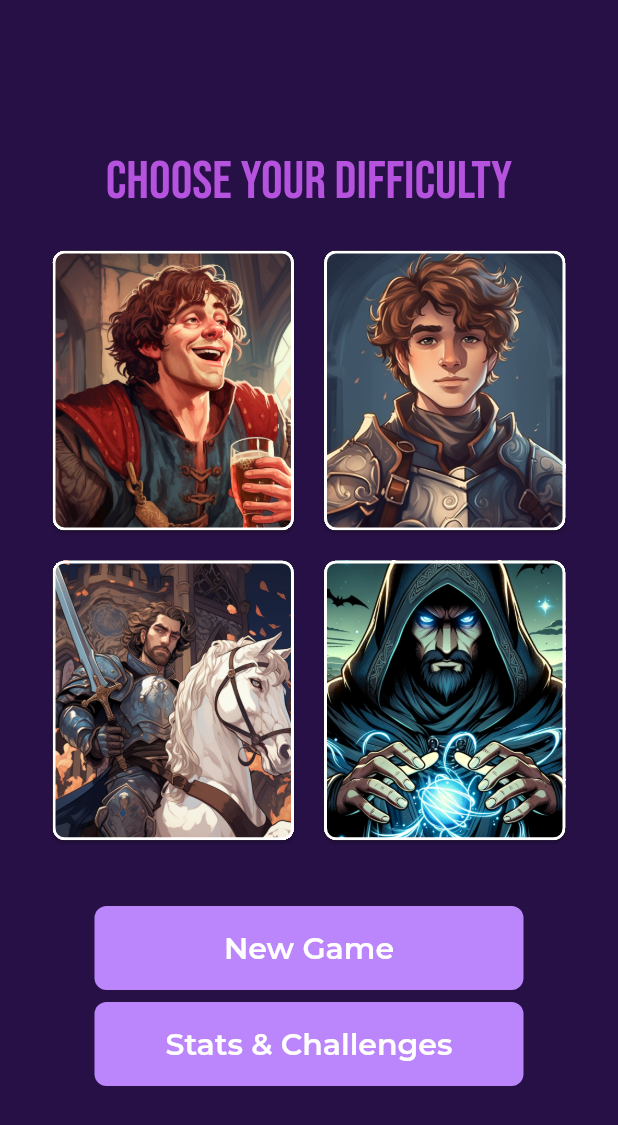
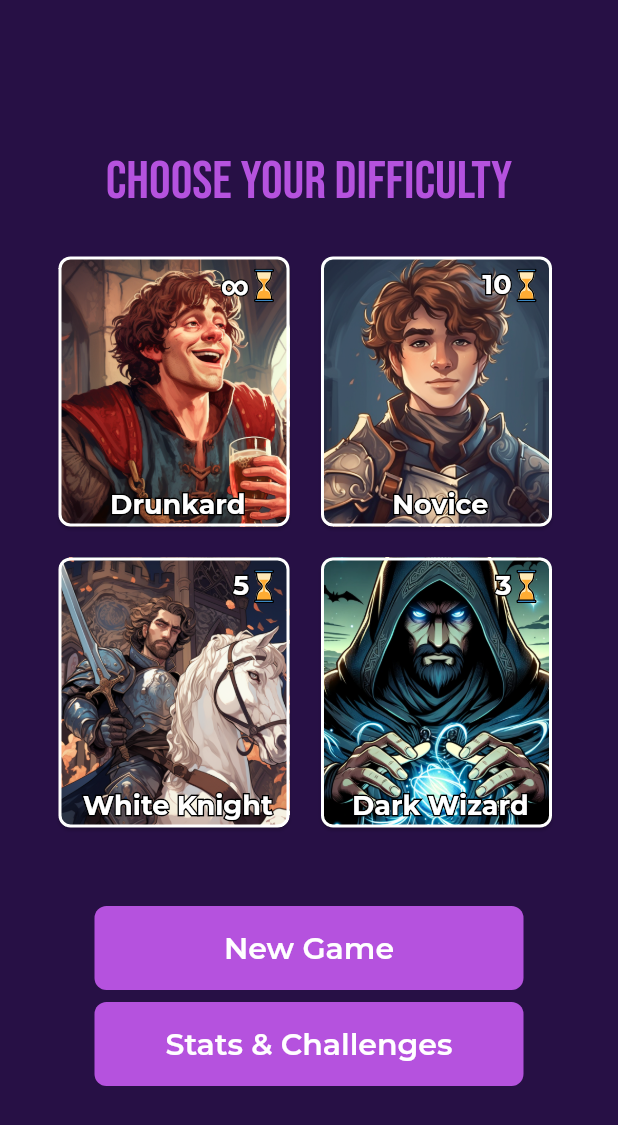
Before and after one commit to danielmrrk/CS-50-Final-Project-Tick-Tack, a Flutter app: the screen it shows after launch, on a phone screen of 412 x 824 dp. Shown: the top 1125 px of the screen. Run offline on Flutter 3.47's test engine with Material 2 defaults, Android fonts, the phone set to English and light mode, and no system bars; our stand-ins replace flutter_svg, google_fonts.

Commit message:
Colors (#1)
color theme, text theme, main_screen complete + cleaner code,

```diff
--- /dev/null
+++ b/lib/general/theme/color_theme.dart
@@ -0,0 +1,7 @@
+import 'package:flutter/material.dart';
+
+class TTColorTheme {
+  static const background = Color(0xff271045);
+  static const onBackground = Color(0xffb552de);
+  static const highlight = Color(0xffffd700);
+}
--- /dev/null
+++ b/lib/general/theme/text_theme.dart
@@ -0,0 +1,46 @@
+import 'package:flutter/material.dart';
+import 'package:google_fonts/google_fonts.dart';
+
+class TTTextTheme {
+  static final strikingTitle = GoogleFonts.bebasNeue(
+    fontSize: 36,
+    color: const Color(0xffB552DE),
+    fontWeight: FontWeight.w400,
+  );
+
+  static final strokeBody = GoogleFonts.montserrat(
+      fontSize: 18,
+      fontWeight: FontWeight.bold,
+      foreground: Paint()
+        ..style = PaintingStyle.stroke
+        ..strokeWidth = 2
+        ..color = Colors.black);
+
+  static final bodyLarge = GoogleFonts.montserrat(
+    fontSize: 18,
+    fontWeight: FontWeight.bold,
+    color: Colors.white,
+  );
+}
+
+class StrokeText {
+  StrokeText({required this.text, this.body}) {
+    body = Align(
+      alignment: Alignment.center,
+      child: Stack(
+        children: [
+          Text(
+            text,
+            style: TTTextTheme.strokeBody,
+          ),
+          Text(
+            text,
+            style: TTTextTheme.bodyLarge,
+          )
+        ],
+      ),
+    );
+  }
+  final String text;
+  Widget? body;
+}
--- a/lib/main.dart
+++ b/lib/main.dart
@@ -1,7 +1,5 @@
 import 'package:flutter/material.dart';
 import 'package:tic_tac/main_sceen/main_screen.dart';
-
-const ColorScheme kColorScheme = ColorScheme.dark(background: Color(0xff271045), onBackground: Color(0xff271045));
 
 void main() {
   runApp(const TicTacApp());
@@ -14,7 +12,14 @@ class TicTacApp extends StatelessWidget {
   Widget build(BuildContext context) {
     return MaterialApp(
       home: const MainScreen(),
-      theme: ThemeData(colorScheme: kColorScheme),
+      theme: ThemeData(
+        scaffoldBackgroundColor: const Color(0xff271045),
+        filledButtonTheme: const FilledButtonThemeData(
+          style: ButtonStyle(
+            backgroundColor: MaterialStatePropertyAll(Color(0xffb552de)),
+          ),
+        ),
+      ),
     );
   }
 }
--- a/lib/main_sceen/difficulty.dart
+++ b/lib/main_sceen/difficulty.dart
@@ -5,10 +5,30 @@ class Difficulty {
   final String technicalName;
   bool focused;
 
-  static final drunkard = Difficulty("Drunkard", "infinity", "drunkard", false);
-  static final novice = Difficulty("Novice", "10", "novice", false);
-  static final whiteKnight = Difficulty("White Knight", "5", "white knight", false);
-  static final darkWizard = Difficulty("Dark Wizard", "3", "dark wizard", false);
+  static final drunkard = Difficulty(
+    "Drunkard",
+    "\u221E",
+    "drunkard",
+    false,
+  ); // unicode for ∞
+  static final novice = Difficulty(
+    "Novice",
+    "10",
+    "novice",
+    false,
+  );
+  static final whiteKnight = Difficulty(
+    "White Knight",
+    "5",
+    "white knight",
+    false,
+  );
+  static final darkWizard = Difficulty(
+    "Dark Wizard",
+    "3",
+    "dark wizard",
+    false,
+  );
 
-  static final rank = [drunkard, novice, whiteKnight, darkWizard];
+  static final ranks = [drunkard, novice, whiteKnight, darkWizard];
 }
--- a/lib/main_sceen/difficulty_grid.dart
+++ b/lib/main_sceen/difficulty_grid.dart
@@ -22,29 +22,21 @@ class _DifficultyGridState extends State<DifficultyGrid> {
         childAspectRatio: 164 / 188,
         children: [
           DifficultyItem(
-            leftSide: true,
-            upSide: true,
             setFocus: setFocus,
             maybeDarken: _maybeDarken,
             difficultyDisplay: Difficulty.drunkard,
           ),
           DifficultyItem(
-            rightSide: true,
-            upSide: true,
             setFocus: setFocus,
             maybeDarken: _maybeDarken,
             difficultyDisplay: Difficulty.novice,
           ),
           DifficultyItem(
-            leftSide: true,
-            downSide: true,
             setFocus: setFocus,
             maybeDarken: _maybeDarken,
             difficultyDisplay: Difficulty.whiteKnight,
           ),
           DifficultyItem(
-            rightSide: true,
-            downSide: true,
             setFocus: setFocus,
             maybeDarken: _maybeDarken,
             difficultyDisplay: Difficulty.darkWizard,
@@ -56,7 +48,7 @@ class _DifficultyGridState extends State<DifficultyGrid> {
 
   void setFocus(String difficultyName) {
     setState(() {
-      for (Difficulty rank in Difficulty.rank) {
+      for (Difficulty rank in Difficulty.ranks) {
         if (rank.displayName == difficultyName) {
           rank.focused = !rank.focused;
           _maybeDarken = rank.focused;
--- a/lib/main_sceen/difficulty_item.dart
+++ b/lib/main_sceen/difficulty_item.dart
@@ -1,22 +1,16 @@
 import 'package:flutter/material.dart';
+import 'package:tic_tac/general/theme/text_theme.dart';
 import 'package:tic_tac/main_sceen/difficulty.dart';
+import 'package:flutter_svg/flutter_svg.dart';
 
 class DifficultyItem extends StatefulWidget {
   const DifficultyItem({
     super.key,
-    this.leftSide,
-    this.rightSide,
-    this.upSide,
-    this.downSide,
     required this.setFocus,
     required this.maybeDarken,
     required this.difficultyDisplay,
   });
 
-  final bool? leftSide;
-  final bool? rightSide;
-  final bool? downSide;
-  final bool? upSide;
   final Function(String difficultyName) setFocus;
   final bool maybeDarken;
   final Difficulty difficultyDisplay;
@@ -28,38 +22,16 @@ class DifficultyItem extends StatefulWidget {
 class _DifficultyItemState extends State<DifficultyItem> with TickerProviderStateMixin {
   @override
   Widget build(BuildContext context) {
-    return Padding(
-      padding: EdgeInsets.fromLTRB(
-        widget.rightSide == true
-            ? !widget.difficultyDisplay.focused
-                ? 6
-                : 0
-            : 0,
-        widget.downSide == true
-            ? !widget.difficultyDisplay.focused
-                ? 6
-                : 0
-            : 0,
-        widget.leftSide == true
-            ? !widget.difficultyDisplay.focused
-                ? 6
-                : 0
-            : 0,
-        widget.upSide == true
-            ? !widget.difficultyDisplay.focused
-                ? 6
-                : 0
-            : 0,
-      ),
-      child: GestureDetector(
+    return Stack(children: [
+      GestureDetector(
         onTap: () {
           widget.setFocus(widget.difficultyDisplay.displayName);
         },
         child: SizedBox(
           height: 196,
-          width: 172,
+          width: 170,
           child: Card(
-            margin: EdgeInsets.all(widget.difficultyDisplay.focused ? 0 : 4),
+            margin: EdgeInsets.all(widget.difficultyDisplay.focused ? 0 : 8),
             clipBehavior: Clip.hardEdge,
             shape: RoundedRectangleBorder(
               borderRadius: BorderRadius.circular(8),
@@ -81,6 +53,25 @@ class _DifficultyItemState extends State<DifficultyItem> with TickerProviderStat
           ),
         ),
       ),
-    );
+      Column(
+        children: [
+          const SizedBox(height: 16),
+          Row(
+            children: [
+              const Spacer(),
+              StrokeText(text: widget.difficultyDisplay.time).body!,
+              SvgPicture.asset(
+                "assets/hourglass_outlined.svg",
+                width: 20,
+              ),
+              const SizedBox(width: 20)
+            ],
+          ),
+          const Spacer(),
+          StrokeText(text: widget.difficultyDisplay.displayName).body!,
+          const SizedBox(height: 16),
+        ],
+      ),
+    ]);
   }
 }
--- a/lib/main_sceen/main_screen.dart
+++ b/lib/main_sceen/main_screen.dart
@@ -1,7 +1,22 @@
 import 'package:flutter/material.dart';
 import 'package:tic_tac/general/theme/button_theme.dart';
-import 'package:google_fonts/google_fonts.dart';
+import 'package:tic_tac/general/theme/text_theme.dart';
 import 'package:tic_tac/main_sceen/difficulty_grid.dart';
+
+final images = [
+  "grey_drunkard.png",
+  "drunkard.png",
+  "edited_drunkard.png",
+  "grey_novice.png",
+  "novice.png",
+  "edited_novice.png",
+  "grey_white knight.png",
+  "white knight.png",
+  "edited_white knight.png",
+  "grey_dark wizard.png",
+  "dark wizard.png",
+  "edited_dark wizard.png"
+];
 
 class MainScreen extends StatefulWidget {
   const MainScreen({super.key});
@@ -10,18 +25,48 @@ class MainScreen extends StatefulWidget {
   State<MainScreen> createState() => _MainScreenState();
 }
 
-class _MainScreenState extends State<MainScreen> {
+class _MainScreenState extends State<MainScreen> with WidgetsBindingObserver {
+  @override
+  void initState() {
+    WidgetsBinding.instance.addObserver(this);
+    precache();
+    super.initState();
+  }
+
+  @override
+  void didChangeAppLifecycleState(AppLifecycleState state) {
+    if (state == AppLifecycleState.resumed) {
+      precache();
+    }
+    super.didChangeAppLifecycleState(state);
+  }
+
+  void precache() {
+    WidgetsBinding.instance.addPostFrameCallback((_) async {
+      for (var image in images) {
+        precacheImage(AssetImage("assets/$image"), context);
+      }
+    });
+  }
+
+  @override
+  void dispose() {
+    WidgetsBinding.instance.removeObserver(this);
+    super.dispose();
+  }
+
   @override
   Widget build(BuildContext context) {
     return Scaffold(
-      backgroundColor: const Color(0xff271045),
       body: Padding(
         padding: const EdgeInsets.fromLTRB(31, 100, 31, 100),
         child: Column(
           crossAxisAlignment: CrossAxisAlignment.center,
           children: [
-            Text("Choose your difficulty",
-                style: GoogleFonts.bebasNeue(fontSize: 36, color: const Color(0xffB552DE), fontWeight: FontWeight.w400)),
+            Text(
+              "Choose your difficulty",
+              style: TTTextTheme.strikingTitle,
+            ),
             const SizedBox(height: 20),
             const DifficultyGrid(),
             const SizedBox(height: 30),
--- a/pubspec.yaml
+++ b/pubspec.yaml
@@ -37,6 +37,7 @@ dependencies:
   cupertino_icons: ^1.0.2
   image: ^4.1.3
   google_fonts: ^6.1.0
+  flutter_svg: ^2.0.8
 
 dev_dependencies:
   flutter_test:
```
Also changed, not shown: assets/grey_dark wizard.png, assets/grey_drunkard.png, assets/grey_novice.png, assets/grey_white knight.png, assets/hourglass_outlined.svg (added), pubspec.lock.
